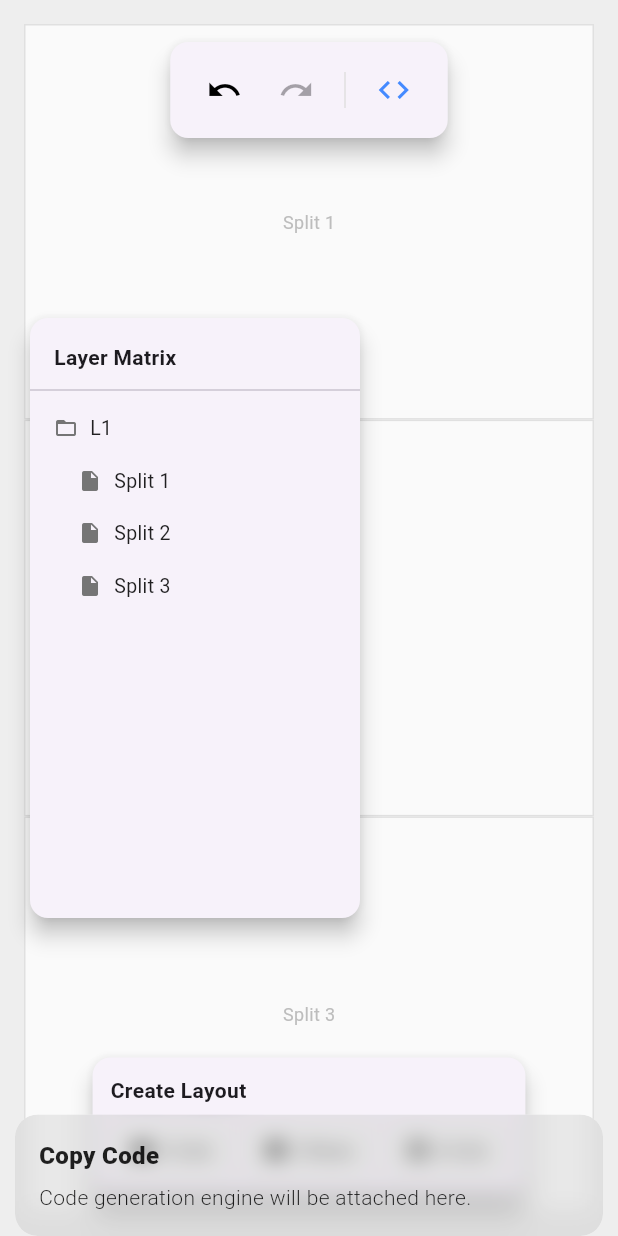
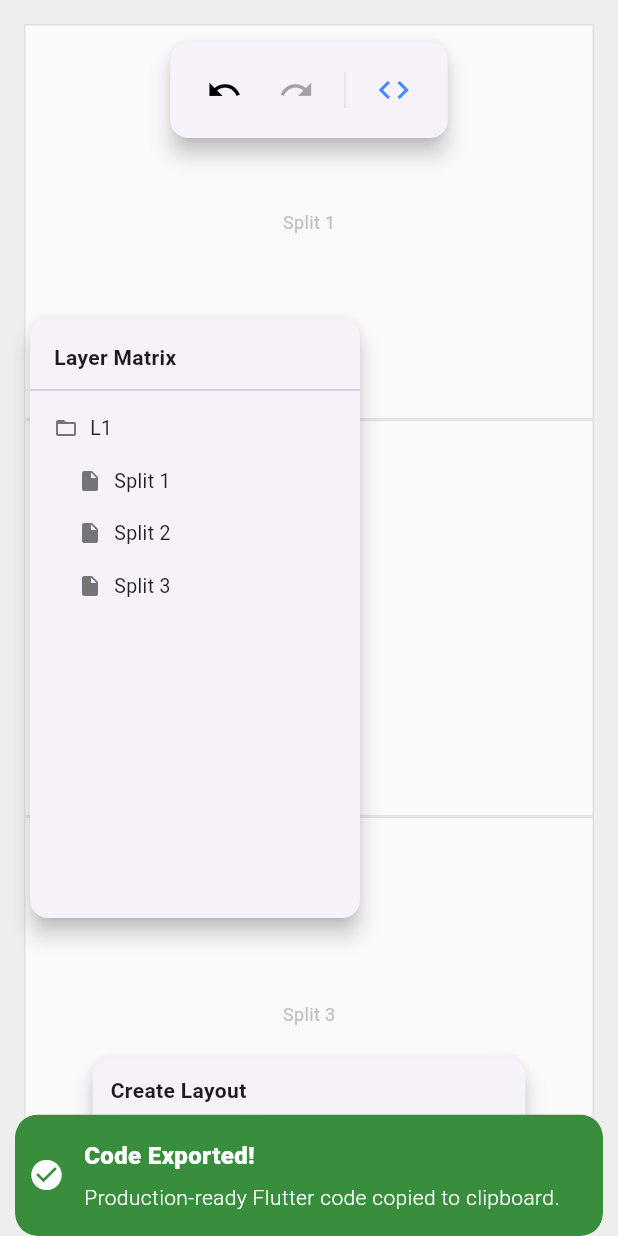
Before and after one commit to ameeralhatemi67-debug/layout_engine, a Flutter app: the screen it shows after launch, item 2 of the bottom bar chosen, after a tap on the "code" icon, on a phone screen of 412 x 824 dp. Run offline on Flutter 3.47's test engine with Material 3 defaults, Android fonts, the phone set to English and light mode, and no system bars; our stand-ins replace get, hive_flutter; accounts and stored records are empty.

Commit message:
feat: hooked up CodeGeneratorService to Clipboard for one-click export

```diff
--- a/lib/controllers/layout_controller.dart
+++ b/lib/controllers/layout_controller.dart
@@ -4,6 +4,9 @@ import 'package:get/get.dart';
 import 'package:layout_engine/controllers/math_engine.dart';
 import '../models/layout_node.dart';
 import '../services/storage_service.dart';
+
+import 'package:flutter/services.dart'; // Required for Clipboard access
+import '../services/code_generator_service.dart';
 
 class LayoutController extends GetxController {
   /// The maximum number of states allowed in memory to prevent leaks.
@@ -340,4 +343,37 @@ class LayoutController extends GetxController {
     }
     return null;
   }
+
+  /// Task 1 & 2: Export Engine
+  /// Generates the code and copies the raw string directly to the device clipboard.
+  void copyCodeToClipboard() {
+    // 1. Generate the raw string using your custom service
+    final String generatedCode = CodeGeneratorService.generateCode(
+      activeLayout,
+    );
+
+    // 2. Access the device clipboard and set the text
+    Clipboard.setData(ClipboardData(text: generatedCode))
+        .then((_) {
+          // 3. Provide visual feedback that the action succeeded
+          Get.snackbar(
+            'Code Exported!',
+            'Production-ready Flutter code copied to clipboard.',
+            snackPosition: SnackPosition.BOTTOM,
+            backgroundColor: Colors.green.shade700,
+            colorText: Colors.white,
+            duration: const Duration(seconds: 3),
+            icon: const Icon(Icons.check_circle, color: Colors.white),
+          );
+        })
+        .catchError((error) {
+          Get.snackbar(
+            'Export Failed',
+            'Could not access device clipboard.',
+            snackPosition: SnackPosition.BOTTOM,
+            backgroundColor: Colors.redAccent,
+            colorText: Colors.white,
+          );
+        });
+  }
 }
--- a/lib/models/layout_node.dart
+++ b/lib/models/layout_node.dart
@@ -47,4 +47,73 @@ class LayoutNode {
   LayoutNode clone() {
     return LayoutNode.fromJson(toJson());
   }
+
+  /// Task 1 & 2: Recursive Parsing Engine & Dynamic Indentation Tracker
+  /// Translates the JSON tree into standard, readable Flutter widgets.
+  String toDartCode({int indentLevel = 0, bool isRoot = false}) {
+    String getIndent(int level) => '  ' * level;
+
+    int currentLevel = indentLevel;
+    String prefix = '';
+    String suffix = '';
+
+    // 1. Boundary Protection (Expanded wrapper)
+    // If it is not the root, it must be wrapped in an Expanded widget for proportional sizing.
+    if (!isRoot) {
+      final flexValue = properties['flex_value'] as int? ?? 1000;
+      prefix += '${getIndent(currentLevel)}Expanded(\n';
+      prefix += '${getIndent(currentLevel + 1)}flex: $flexValue,\n';
+      prefix += '${getIndent(currentLevel + 1)}child: ';
+
+      // Suffix closes the Expanded widget after the core content is generated
+      suffix = '\n${getIndent(currentLevel)}),\n' + suffix;
+      currentLevel += 1;
+    } else {
+      // The root layer does not get an Expanded wrapper
+      prefix += getIndent(currentLevel);
+      suffix = ',\n';
+    }
+
+    // 2. Viewport Mapping (LockEdit wrapper)
+    final isLocked = properties['is_locked'] == true;
+    if (isLocked) {
+      prefix += 'SingleChildScrollView(\n';
+      prefix += '${getIndent(currentLevel + 1)}child: ';
+
+      // Suffix closes the ScrollView
+      suffix = '\n${getIndent(currentLevel)}),' + suffix;
+      currentLevel += 1;
+    }
+
+    // 3. Structural Mapping (Core Widget)
+    if (type == 'RowNode' || type == 'ColumnNode') {
+      final widgetName = type == 'RowNode' ? 'Row' : 'Column';
+      prefix += '$widgetName(\n';
+      prefix +=
+          '${getIndent(currentLevel + 1)}crossAxisAlignment: CrossAxisAlignment.stretch,\n';
+      prefix += '${getIndent(currentLevel + 1)}children: [\n';
+
+      // Recursively parse all children, increasing the indentation level
+      for (var child in children) {
+        prefix += child.toDartCode(
+          indentLevel: currentLevel + 2,
+          isRoot: false,
+        );
+      }
+
+      prefix += '${getIndent(currentLevel + 1)}],';
+      prefix += '\n${getIndent(currentLevel)})';
+    } else {
+      // 4. Leaf Node Mapping (The empty containers)
+      final layerName = properties['layer_name'] ?? 'Placeholder';
+      prefix += 'Container(\n';
+      prefix += '${getIndent(currentLevel + 1)}color: Colors.grey.shade200,\n';
+      prefix +=
+          '${getIndent(currentLevel + 1)}child: const Center(child: Text(\'$layerName\')),';
+      prefix += '\n${getIndent(currentLevel)})';
+    }
+
+    // Combine the prefixes and suffixes to output the final block
+    return prefix + suffix;
+  }
 }
--- /dev/null
+++ b/lib/services/code_generator_service.dart
@@ -0,0 +1,28 @@
+import '../models/layout_node.dart';
+
+class CodeGeneratorService {
+  /// Task 3: Wraps the dynamically generated layout tree in a standard
+  /// StatelessWidget and Scaffold boilerplate.
+  static String generateCode(LayoutNode rootNode) {
+    // We start the root node at indent level 4 (8 spaces) so it perfectly aligns
+    // with the 'child:' property inside the SafeArea below.
+    final String layoutTree = rootNode.toDartCode(indentLevel: 4, isRoot: true);
+
+    // .trimLeft() removes the first line's indentation so it sits cleanly next to 'child: '
+    return '''
+import 'package:flutter/material.dart';
+
+class GeneratedLayout extends StatelessWidget {
+  const GeneratedLayout({super.key});
+
+  @override
+  Widget build(BuildContext context) {
+    return Scaffold(
+      body: SafeArea(
+        child: ${layoutTree.trimLeft()}      ),
+    );
+  }
+}
+''';
+  }
+}
--- a/lib/views/overlays/main_holder.dart
+++ b/lib/views/overlays/main_holder.dart
@@ -46,17 +46,11 @@ class MainHolder extends StatelessWidget {
             const SizedBox(width: 8),
 
             // Copy Code Button
+            // Copy Code Button
             IconButton(
               icon: const Icon(Icons.code),
               color: Colors.blueAccent,
-              onPressed: () {
-                // We will implement the CopyCode string generator in Checkpoint 6
-                Get.snackbar(
-                  'Copy Code',
-                  'Code generation engine will be attached here.',
-                  snackPosition: SnackPosition.BOTTOM,
-                );
-              },
+              onPressed: () => controller.copyCodeToClipboard(), // Connected!
               tooltip: 'Copy Code',
             ),
           ],
```
Also changed, not shown: 1 other file.
